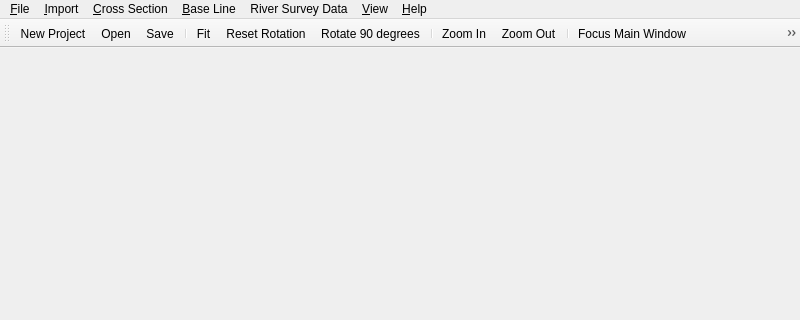
Old version of the form apps/rivmaker/main/rivmakermainwindow.ui in the repository i-RIC/prepost-gui; both pictures show x 0 to 800 and y 0 to 320 of the 800 by 600 pixel window.
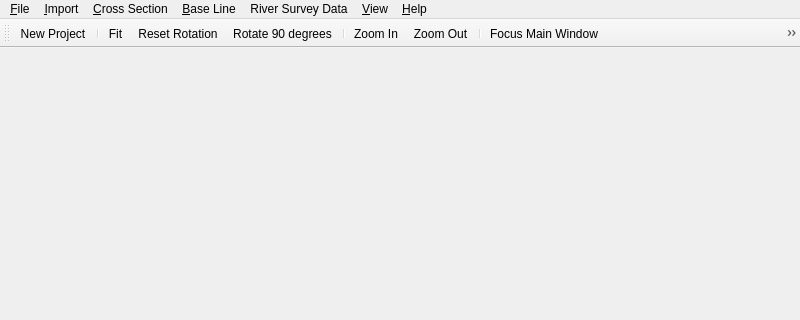
New version of the form. Icons and pictures are not drawn.

```diff
--- a/apps/rivmaker/main/rivmakermainwindow.ui
+++ b/apps/rivmaker/main/rivmakermainwindow.ui
@@ -166,8 +166,6 @@
     <bool>false</bool>
    </attribute>
    <addaction name="newProjectAction"/>
-   <addaction name="openAction"/>
-   <addaction name="saveAction"/>
    <addaction name="separator"/>
    <addaction name="fitAction"/>
    <addaction name="resetRotationAction"/>
@@ -191,24 +189,6 @@
     <string>&amp;New Project...</string>
    </property>
   </action>
-  <action name="openAction">
-   <property name="icon">
-    <iconset resource="../rivmaker.qrc">
-     <normaloff>:/images/iconFolder.png</normaloff>:/images/iconFolder.png</iconset>
-   </property>
-   <property name="text">
-    <string>&amp;Open...</string>
-   </property>
-  </action>
-  <action name="saveAction">
-   <property name="icon">
-    <iconset resource="../rivmaker.qrc">
-     <normaloff>:/images/iconSave.png</normaloff>:/images/iconSave.png</iconset>
-   </property>
-   <property name="text">
-    <string>&amp;Save</string>
-   </property>
-  </action>
   <action name="saveAsAction">
    <property name="text">
     <string>Save &amp;As...</string>
```
Left out of the diff: 10 changed lines with no effect on the pictures.
